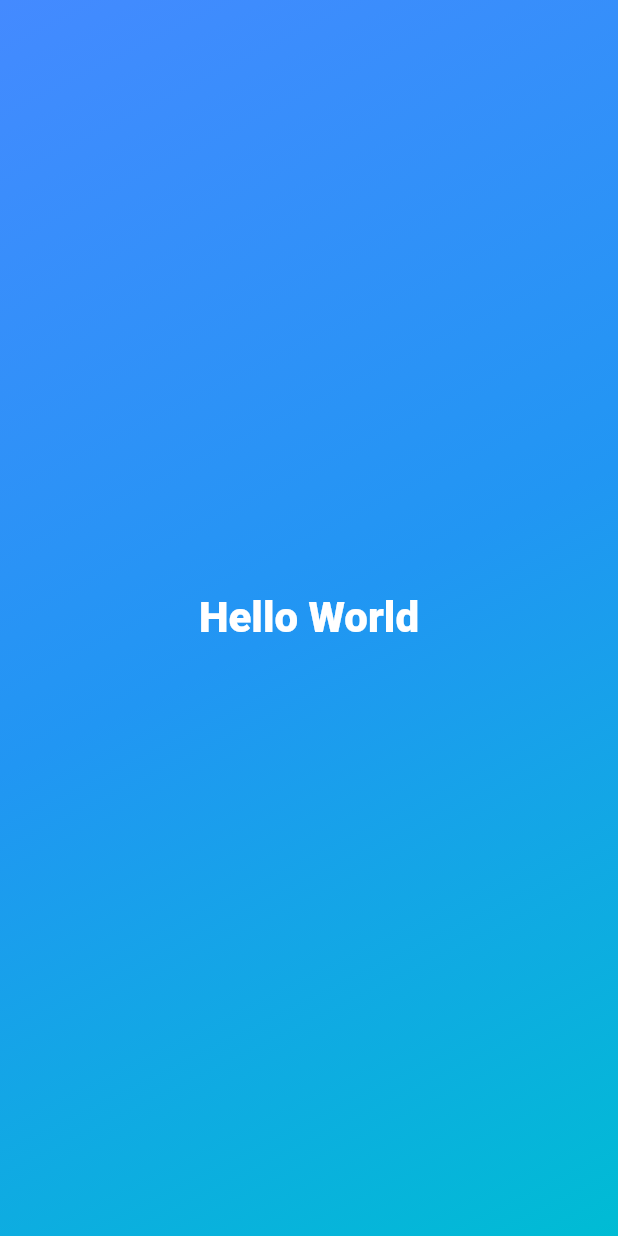
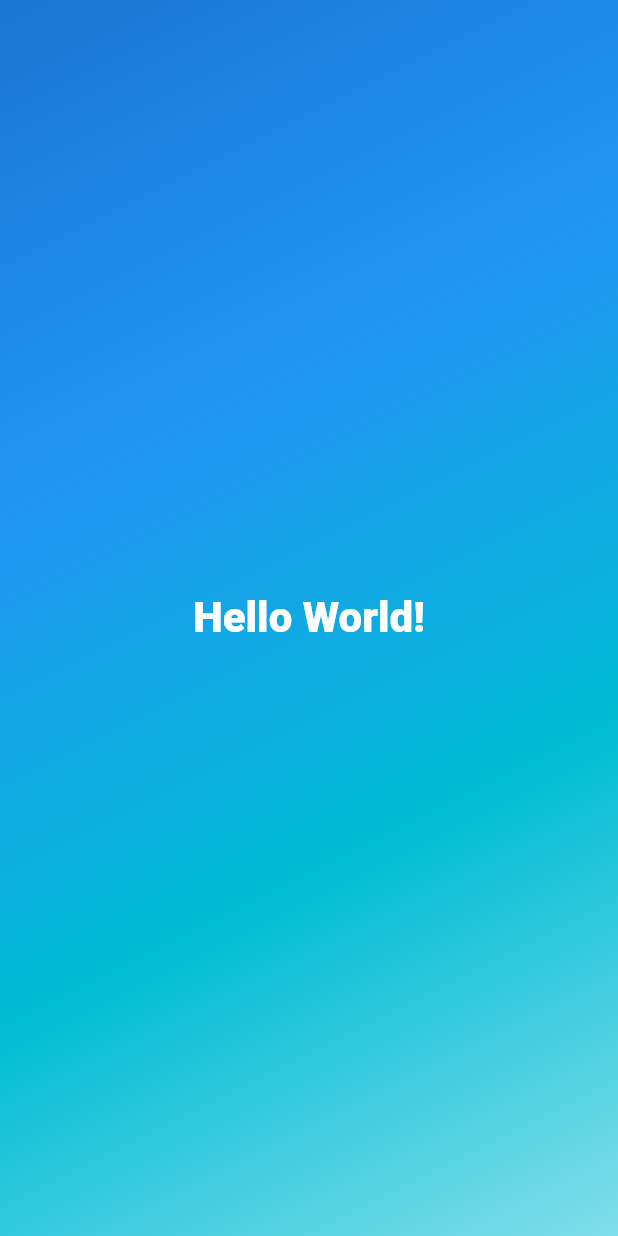
Before and after one commit to Dean99712/regiment8112_project, a Flutter app: the screen it shows after launch, on a phone screen of 412 x 824 dp. Run offline on Flutter 3.47's test engine with Material 2 defaults, Android fonts, the phone set to English and light mode, and no system bars.

Commit message:
colors gradiant

```diff
--- a/lib/custom_text.dart
+++ b/lib/custom_text.dart
@@ -1,13 +1,15 @@
 import 'package:flutter/material.dart';
 
 class CustomText extends StatelessWidget {
-  const CustomText({super.key});
+  const CustomText(this.text, {super.key});
+
+  final String text;
 
   @override
   Widget build(BuildContext context) {
-    return const Text(
-    "Hello World",
-      style: TextStyle(
+    return Text(
+      text,
+      style: const TextStyle(
           color: Colors.white, fontSize: 28, fontWeight: FontWeight.w900),
     );
   }
--- a/lib/gradient_container.dart
+++ b/lib/gradient_container.dart
@@ -1,25 +1,24 @@
 import 'package:flutter/material.dart';
 import 'package:regiment8112_project/custom_text.dart';
 
+const topAlignment = Alignment.topLeft;
+const bottomAlignment = Alignment.bottomRight;
+
 class GradientContainer extends StatelessWidget {
-  const GradientContainer({super.key});
+  const GradientContainer(this.colors, {super.key});
+
+  final List<Color> colors;
 
   @override
   Widget build(context) {
     return Container(
-      decoration: const BoxDecoration(
+      decoration: BoxDecoration(
           gradient: LinearGradient(
-            colors: [
-              Colors.blueAccent,
-              Colors.blue,
-              Colors.cyan,
-            ],
-            begin: Alignment.topLeft,
-            end: Alignment.bottomRight,
-          )),
-      child: const Center(
-        child: CustomText()
-        ),
+        colors: colors,
+        begin: topAlignment,
+        end: bottomAlignment,
+      )),
+      child: const Center(child: CustomText("Hello World!")),
     );
   }
 }
--- a/lib/main.dart
+++ b/lib/main.dart
@@ -1,11 +1,18 @@
 import 'package:flutter/material.dart';
 import 'gradient_container.dart';
 
+final colors = [
+  Colors.blue.shade700,
+  Colors.blue,
+  Colors.cyan,
+  Colors.cyan.shade200,
+];
+
 void main() {
-  runApp(const MaterialApp(
+  runApp(MaterialApp(
     debugShowCheckedModeBanner: false,
     home: Scaffold(
-      body: GradientContainer(),
+      body: GradientContainer(colors),
     ),
   ));
 }
```
